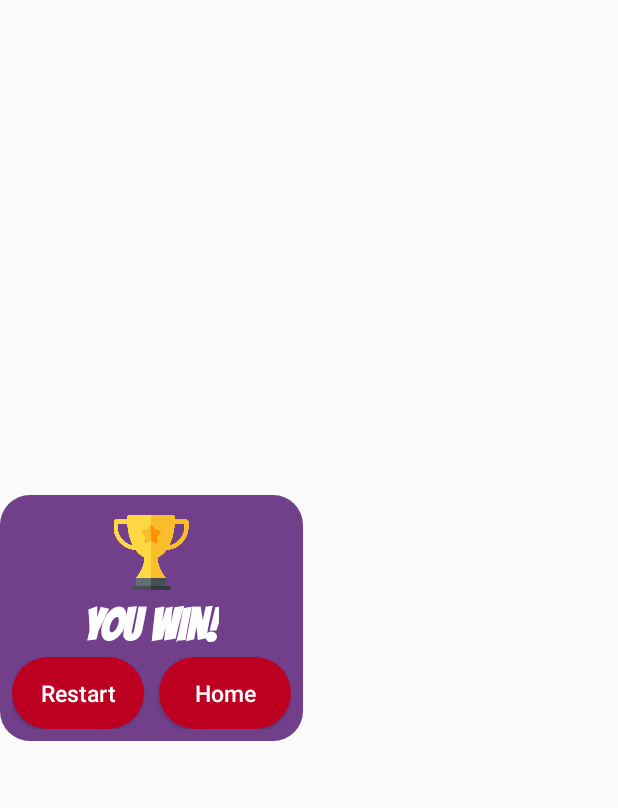
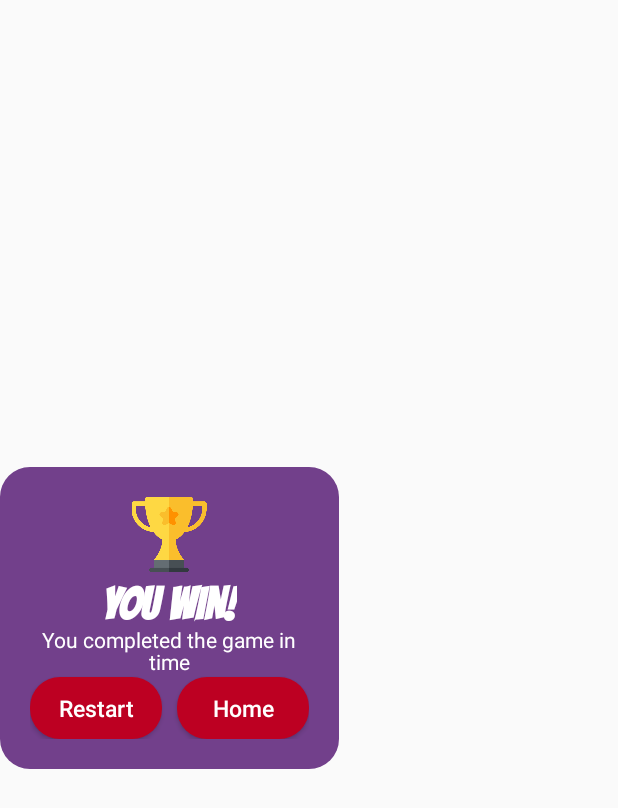
Before and after one commit to HarrisonTheG/AndroidMemoryGameApp, an Android app: the layout popup_window.xml on its own in the app's theme, with its tools: preview values and no code run, on a phone screen of 412 x 824 dp. Shown: the top 808 px of the screen. Run offline under Robolectric (Android 15) with nearby library versions, the phone set to English and light mode, and no system bars.

Commit message:
added time taken to popup, formatted quit

```diff
--- a/app/src/main/res/drawable/roundedbox.xml
+++ b/app/src/main/res/drawable/roundedbox.xml
@@ -3,7 +3,7 @@
     <solid
         android:color="#BD0022"/>
     <corners
-        android:radius="30dp" />
+        android:radius="20dp" />
     <padding
         android:left="10dp"
         android:top="10dp"
--- a/app/src/main/res/layout/activity_game.xml
+++ b/app/src/main/res/layout/activity_game.xml
@@ -81,8 +81,9 @@
         android:id="@+id/quit"
         android:layout_marginRight="20dp"
         android:layout_width="50dp"
-        android:layout_height="30dp"
+        android:layout_height="wrap_content"
         android:layout_alignParentRight="true"
-        android:text="@string/quit"/>
+        android:text="@string/quit"
+        android:layout_above="@id/timer"/>
 
 </RelativeLayout>
--- a/app/src/main/res/layout/popup_window.xml
+++ b/app/src/main/res/layout/popup_window.xml
@@ -6,7 +6,7 @@
     android:background="@drawable/popup_rounded"
     android:shadowColor="@color/black"
     android:layout_gravity="center_vertical"
-    android:padding="12px"
+    android:padding="30px"
     >
 
     <ImageView
@@ -16,37 +16,55 @@
         android:layout_centerHorizontal="true"
         android:layout_marginRight="20dp"
         android:layout_marginLeft="20dp"
-        android:layout_marginTop="5dp"
         ></ImageView>
 
     <TextView
         style="@style/popup"
         android:layout_width="wrap_content"
         android:layout_height="wrap_content"
-        android:layout_centerInParent="true"
+        android:layout_marginTop="40dp"
+        android:layout_centerHorizontal="true"
         android:fontFamily="@font/bangers"
         android:text="@string/won" />
+
+    <TextView
+        android:id="@+id/completed"
+        android:layout_width="wrap_content"
+        android:layout_height="wrap_content"
+        android:layout_centerHorizontal="true"
+        android:layout_marginTop="85dp"
+        android:textColor="@color/white"
+        android:text="@string/completed_game"/>
+
+    <TextView
+        android:id="@+id/endtime"
+        android:layout_width="wrap_content"
+        android:layout_height="wrap_content"
+        android:layout_centerHorizontal="true"
+        android:layout_marginTop="100dp"
+        android:textColor="@color/white"
+        android:text="time"/>
 
     <RelativeLayout
         android:layout_width="wrap_content"
         android:layout_height="wrap_content">
 
-        <Button
+        <androidx.appcompat.widget.AppCompatButton
             android:id="@+id/restart"
             style="@style/popupBtns"
             android:layout_width="wrap_content"
             android:layout_height="wrap_content"
-            android:layout_marginTop="100dp"
+            android:layout_marginTop="120dp"
             android:layout_marginRight="10dp"
             android:onClick="onClick"
             android:text="@string/restart" />
 
-        <Button
+        <androidx.appcompat.widget.AppCompatButton
             android:id="@+id/newgame"
             style="@style/popupBtns"
             android:layout_width="wrap_content"
             android:layout_height="wrap_content"
-            android:layout_marginTop="100dp"
+            android:layout_marginTop="120dp"
             android:layout_toRightOf="@+id/restart"
             android:onClick="onClick"
             android:text="@string/new_game" />
--- a/app/src/main/res/values/strings.xml
+++ b/app/src/main/res/values/strings.xml
@@ -7,4 +7,5 @@
     <string name="won">You win!</string>
     <string name="restart">Restart</string>
     <string name="new_game">Home</string>
+    <string name="completed_game">You completed the game in</string>
 </resources>
--- a/app/src/main/res/values/styles.xml
+++ b/app/src/main/res/values/styles.xml
@@ -32,5 +32,6 @@
         <item name="android:gravity">center</item>
         <item name="android:textAllCaps">false</item>
         <item name="android:background">@drawable/roundedbox</item>
+        <item name="android:minHeight">0dp</item>
     </style>
 </resources>
```
Also changed, not shown: app/src/main/java/iss/project/t11memorygame/activity/GameActivity.java (+25 -3 lines).
